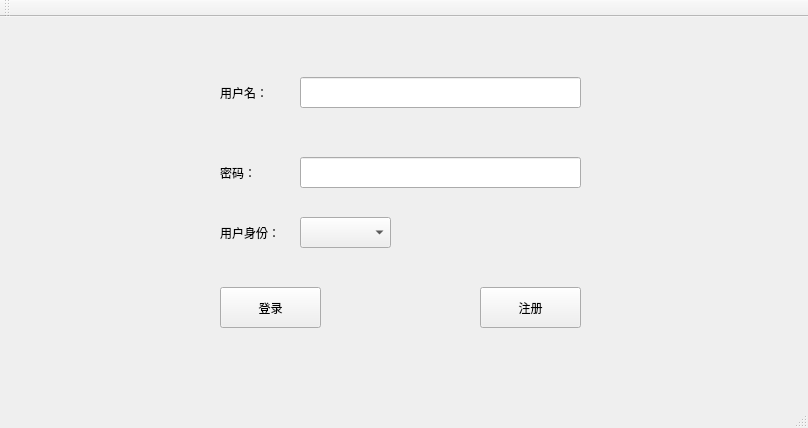
Above: UI_Files/CA_System.ui from ZxxWs/CA_System before the change. Below: the same form after it.
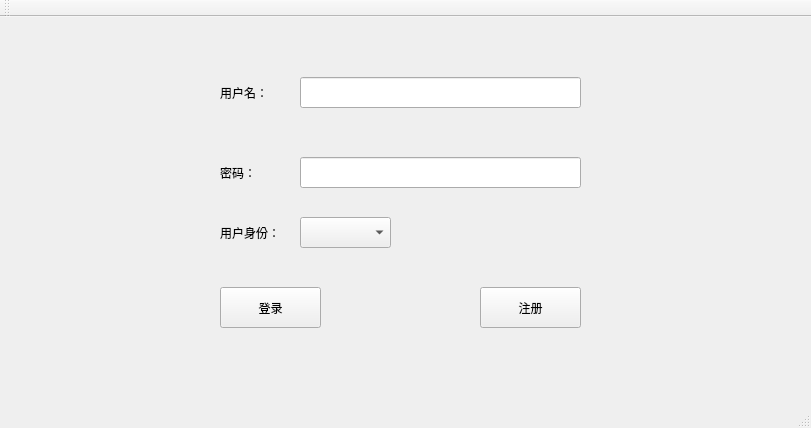
That is the form after the change.

What changed in the file:
```diff
--- a/UI_Files/CA_System.ui
+++ b/UI_Files/CA_System.ui
@@ -6,7 +6,7 @@
    <rect>
     <x>0</x>
     <y>0</y>
-    <width>808</width>
+    <width>811</width>
     <height>428</height>
    </rect>
   </property>
```
Left out of the diff: 15 changed lines with no effect on the pictures.
